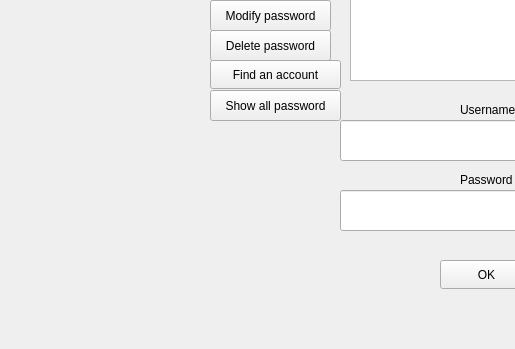
Before: the Qt Designer form GUIApp/mainwindow.ui in harelios/Password-s-Manager, drawn with Qt 5; both pictures show x 0 to 515 and y 160 to 509 of the 1019 by 651 pixel window.
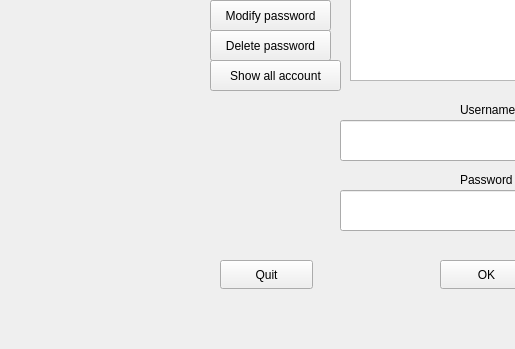
After: the same form once the commit is applied.

Commit message: Added a quit button and function

```diff
--- a/GUIApp/mainwindow.ui
+++ b/GUIApp/mainwindow.ui
@@ -62,30 +62,17 @@
       <string>Modify password</string>
      </property>
     </widget>
-    <widget class="QPushButton" name="showAllPassword_2">
-     <property name="geometry">
-      <rect>
-       <x>130</x>
-       <y>140</y>
-       <width>131</width>
-       <height>31</height>
-      </rect>
-     </property>
-     <property name="text">
-      <string>Show all password</string>
-     </property>
-    </widget>
-    <widget class="QPushButton" name="findAccount">
+    <widget class="QPushButton" name="showAllPassword">
      <property name="geometry">
       <rect>
        <x>130</x>
        <y>110</y>
        <width>131</width>
-       <height>29</height>
+       <height>31</height>
       </rect>
      </property>
      <property name="text">
-      <string>Find an account</string>
+      <string>Show all account</string>
      </property>
     </widget>
     <widget class="QTextEdit" name="Result_Display">
@@ -157,6 +144,19 @@
       <string>Password</string>
      </property>
     </widget>
+    <widget class="QPushButton" name="Quit">
+     <property name="geometry">
+      <rect>
+       <x>140</x>
+       <y>310</y>
+       <width>93</width>
+       <height>29</height>
+      </rect>
+     </property>
+     <property name="text">
+      <string>Quit</string>
+     </property>
+    </widget>
    </widget>
    <widget class="QLabel" name="label">
     <property name="geometry">
```
The commit also changes 2 other files.
